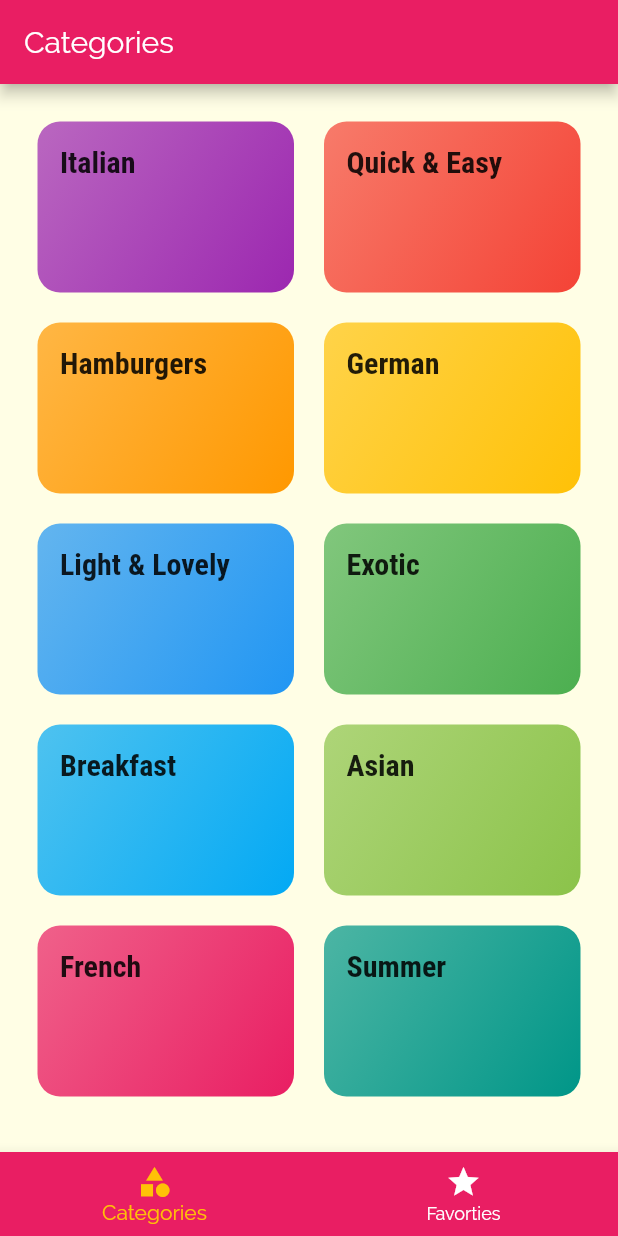
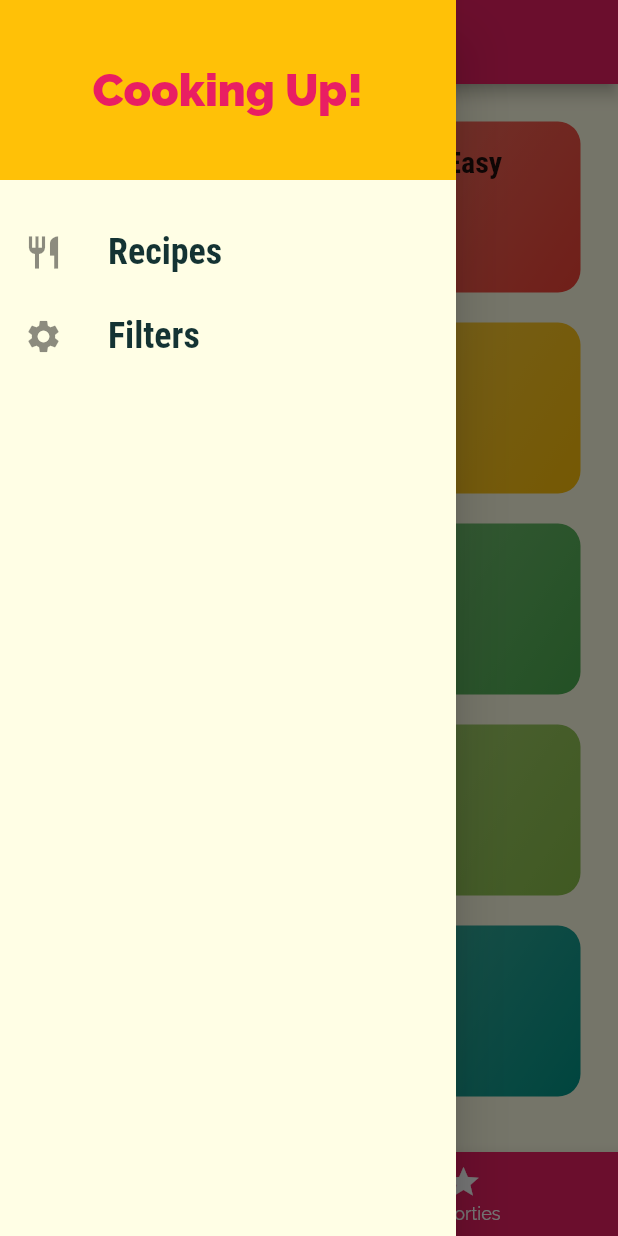
Before and after one commit to parikshitg/flutter_recipe_app, a Flutter app: the screen it shows after launch, with the side drawer open (before the commit the screen has no drawer), on a phone screen of 412 x 824 dp. Run offline on Flutter 3.47's test engine with Material 2 defaults, Android fonts, the phone set to English and light mode, and no system bars.

Commit message:
adding drawer to app

```diff
--- a/lib/main.dart
+++ b/lib/main.dart
@@ -1,5 +1,6 @@
 import 'package:flutter/material.dart';
 
+import './screens/filters_screen.dart';
 import './screens/tabs_screen.dart';
 import './screens/recipe_details_screen.dart';
 import './screens/category_recipe_screen.dart';
@@ -37,6 +38,7 @@ class MyApp extends StatelessWidget {
         "/": (ctx) => TabsScreen(),   //this is the home route
         CategoryRecipeScreen.routeName: (ctx) => CategoryRecipeScreen(),
         RecipeDetailsScreen.routeName: (ctx) => RecipeDetailsScreen(),
+        FiltersScreen.routeName: (ctx) => FiltersScreen(),
       },
       onUnknownRoute: (settings) {
        // print(settings.arguments);
--- /dev/null
+++ b/lib/screens/filters_screen.dart
@@ -0,0 +1,13 @@
+import 'package:flutter/material.dart';
+
+class FiltersScreen extends StatelessWidget {
+
+  static const routeName = '/fliters';
+
+  @override
+  Widget build(BuildContext context) {
+    return Center(
+      child: Text('Filters!'),
+    );
+  }
+}
--- a/lib/screens/tabs_screen.dart
+++ b/lib/screens/tabs_screen.dart
@@ -1,5 +1,6 @@
 import 'package:flutter/material.dart';
 
+import '../widgets/main_drawer.dart';
 import './favorites_screen.dart';
 import './categories_screen.dart';
 
@@ -31,6 +32,7 @@ class _TabsScreenState extends State<TabsScreen> {
         ),
       ),
       body: _pages[_selectedPageIndex]['page'],
+      drawer: MainDrawer(),
       bottomNavigationBar: BottomNavigationBar(
         onTap: _selectPage,
         unselectedItemColor: Colors.white,
--- /dev/null
+++ b/lib/widgets/main_drawer.dart
@@ -0,0 +1,61 @@
+import 'package:flutter/material.dart';
+
+import '../screens/filters_screen.dart';
+
+class MainDrawer extends StatelessWidget {
+  Widget buildListTile(String title, IconData icon, Function tapHandler) {
+    return ListTile(
+      leading: Icon(
+        icon,
+        size: 26.0,
+      ),
+      title: Text(
+        title,
+        style: TextStyle(
+          fontFamily: 'RobotoCondensed',
+          fontWeight: FontWeight.bold,
+          fontSize: 24.0,
+        ),
+      ),
+      onTap: tapHandler,
+    );
+  }
+
+  @override
+  Widget build(BuildContext context) {
+    return Drawer(
+      child: Column(
+        children: <Widget>[
+          Container(
+            height: 120.0,
+            width: double.infinity,
+            padding: EdgeInsets.all(20.0),
+            alignment: Alignment.center,
+            color: Theme.of(context).accentColor,
+            child: Text(
+              'Cooking Up!',
+              style: TextStyle(
+                fontWeight: FontWeight.w900,
+                fontSize: 30.0,
+                color: Theme.of(context).primaryColor,
+              ),
+            ),
+          ),
+          SizedBox(
+            height: 20.0,
+          ),
+          buildListTile(
+            'Recipes',
+            Icons.restaurant,
+            () {
+              Navigator.of(context).pushNamed('/');
+            },
+          ),
+          buildListTile('Filters', Icons.settings, () {
+            Navigator.of(context).pushNamed(FiltersScreen.routeName);
+          }),
+        ],
+      ),
+    );
+  }
+}
```
